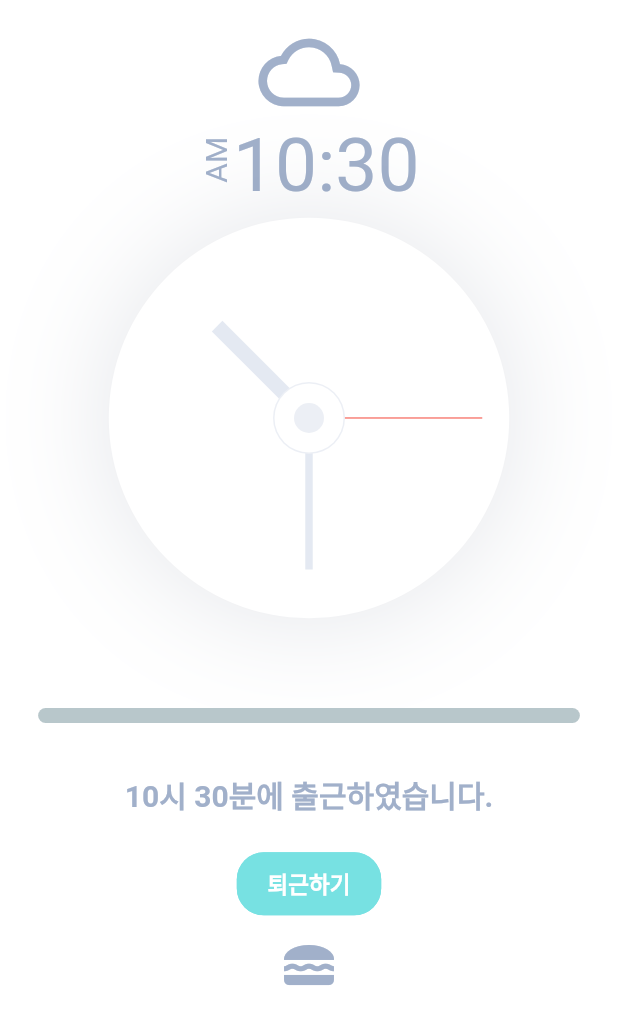
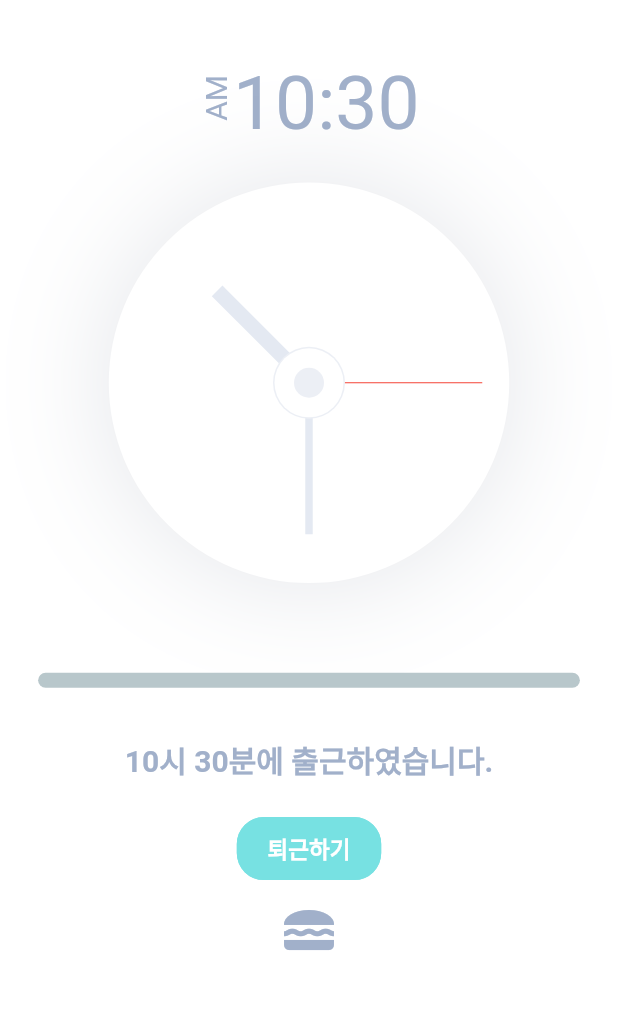
Before and after one commit to fepanbr/checkout_app, a Flutter app: the HomeScreen widget shown alone on an empty page, opened directly, after a tap on "출근하기", on a phone screen of 412 x 824 dp. Shown: the top 1024 px of the screen. Run offline on Flutter 3.47's test engine with Material 2 defaults, Android fonts, the phone set to English and light mode, and no system bars; drawn by our look-alikes of percent_indicator; our stand-ins replace cloud_firestore, firebase_auth, firebase_core, flutter_secure_storage, google_fonts, google_sign_in; accounts and stored records are empty.

Commit message:
퇴근 안되는 버그 수정

```diff
--- a/lib/models/work.dart
+++ b/lib/models/work.dart
@@ -32,7 +32,9 @@ class Work with ChangeNotifier {
     Duration workingTimeInWeekly = await _firebaseWorkTime.getWeeklyWorkLog();
     TimeFormat timeFormat =
         TimeFormat(Duration(minutes: workingTimeInWeekly.inMinutes));
-    percentage = workingTimeInWeekly.inMinutes / 2400;
+    percentage = workingTimeInWeekly.inMinutes / 2400 > 1
+        ? 1
+        : workingTimeInWeekly.inMinutes / 2400;
 
     // 출근전
     if (startTime == null && endTime == null) {
@@ -64,9 +66,10 @@ class Work with ChangeNotifier {
 
   void offWork() async {
     DateTime now = DateTime.now();
+    DateTime? startDate = await _firebaseWorkTime.getStartDate(now);
     try {
-      var workTime =
-          await _firebaseWorkTime.writeEndTime(WorkTime(null, now, haveLunch));
+      var workTime = await _firebaseWorkTime
+          .writeEndTime(WorkTime(startDate, now, haveLunch));
       TimeFormat timeFormat = TimeFormat(workTime!.workingTime!);
       _infoText = StateMessage.offWorkMsg(timeFormat);
       _state = WorkState.afterWork;
--- a/lib/models/worktime.dart
+++ b/lib/models/worktime.dart
@@ -5,7 +5,10 @@ class WorkTime {
   Duration? workingTime;
 
   WorkTime(this.startTime, this.endTime, this.haveLunch) {
-    if (haveLunch!) {
+    print(startTime);
+    print(endTime);
+    print(haveLunch);
+    if (haveLunch == true) {
       var duration = endTime!.add(Duration(hours: 1)).difference(startTime!);
       workingTime = duration.isNegative ? throw Error() : duration;
     } else {
--- a/lib/screens/home_screen.dart
+++ b/lib/screens/home_screen.dart
@@ -1,9 +1,7 @@
 import 'package:cloud_firestore/cloud_firestore.dart';
 import 'package:firebase_auth/firebase_auth.dart';
 import 'package:flutter/material.dart';
-import 'package:intl/intl.dart';
 import 'package:provider/provider.dart';
-import 'package:songaree_worktime/constants.dart';
 import 'package:songaree_worktime/models/work.dart';
 import 'package:songaree_worktime/screens/components/analog_clock.dart';
 import 'package:songaree_worktime/screens/components/state_button.dart';
@@ -44,26 +42,23 @@ class HomeScreen extends StatelessWidget {
               width: double.infinity,
               height: SizeConfig.screenHeight,
               child: Container(
-                margin: EdgeInsets.only(top: 15.0),
+                margin: EdgeInsets.only(top: 50.0),
                 height: SizeConfig.screenHeight,
                 child: Column(
                   children: [
-                    Row(
-                      mainAxisAlignment: MainAxisAlignment.center,
-                      children: [
-                        Icon(
-                          Icons.wb_cloudy_outlined,
-                          color: kBodyTextColorLight,
-                          size: getProportionateScreenWidth(70),
-                        ),
-                      ],
-                    ),
-                    SizedBox(
-                      height: getProportionateScreenHeight(10),
-                    ),
+                    // Row(
+                    //   mainAxisAlignment: MainAxisAlignment.center,
+                    //   children: [
+                    //     Icon(
+                    //       Icons.wb_cloudy_outlined,
+                    //       color: kBodyTextColorLight,
+                    //       size: getProportionateScreenWidth(70),
+                    //     ),
+                    //   ],
+                    // ),
                     TimeInHourAndMinute(),
                     SizedBox(
-                      height: getProportionateScreenHeight(10),
+                      height: getProportionateScreenHeight(30),
                     ),
                     AnalogClock(),
                     SizedBox(
```
Also changed, not shown: lib/models/firebase_worktime.dart (+6 -5 lines), lib/screens/mgmt_worktime_screen.dart (added).
